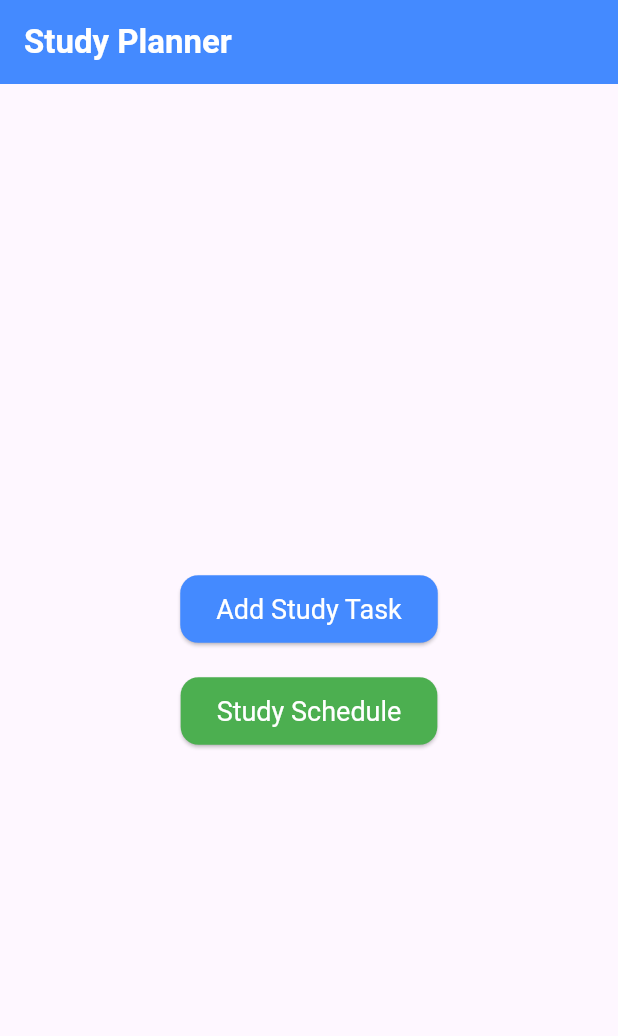
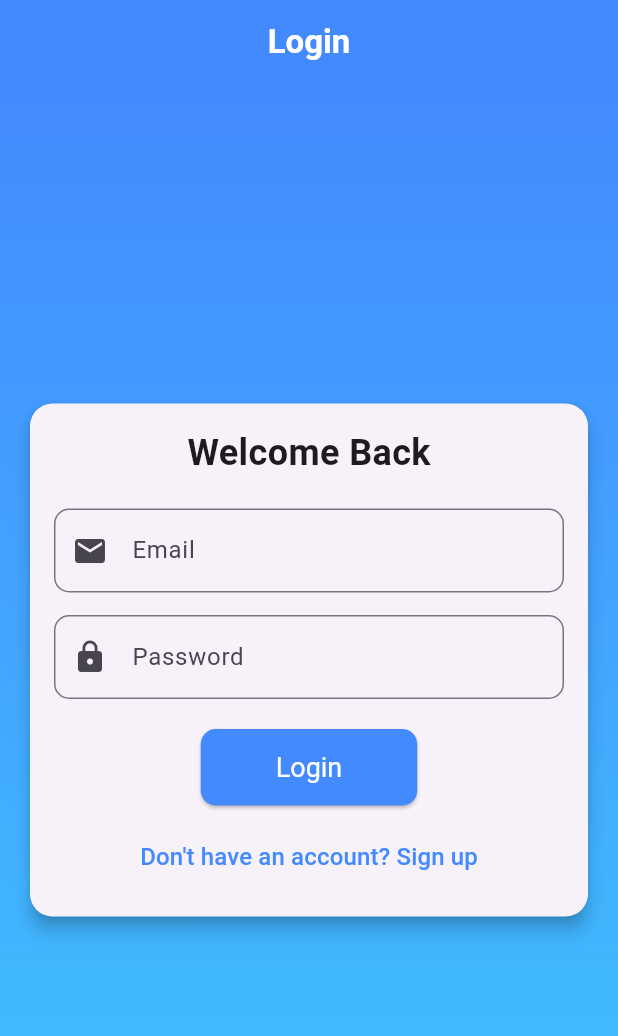
Before and after one commit to utkarsh-verma-iphtech/study_planner, a Flutter app: the screen it shows after launch, on a phone screen of 412 x 824 dp. Shown: the top 1036 px of the screen. Run offline on Flutter 3.47's test engine with Material 3 defaults, Android fonts, the phone set to English and light mode, and no system bars; our stand-ins replace firebase_auth, firebase_core, flutter_riverpod; accounts and stored records are empty.

Commit message:
Used firebase to login and signup
Used firebase to login and signup

```diff
--- a/lib/main.dart
+++ b/lib/main.dart
@@ -1,8 +1,16 @@
 import 'package:flutter/material.dart';
 import 'package:flutter_riverpod/flutter_riverpod.dart';
+import 'package:study_planner/screens/login_screen.dart';
 import 'screens/home_page.dart';
+import 'package:firebase_core/firebase_core.dart';
+import 'firebase_options.dart';
+import 'package:firebase_auth/firebase_auth.dart';
 
-void main() {
+void main() async{
+  WidgetsFlutterBinding.ensureInitialized();
+  await Firebase.initializeApp(
+    options: DefaultFirebaseOptions.currentPlatform,
+);
   runApp(ProviderScope(child: MyApp()));
 }
 
@@ -13,7 +21,7 @@ class MyApp extends StatelessWidget {
       debugShowCheckedModeBanner: false,
       title: 'Study Planner',
       theme: ThemeData(primarySwatch: Colors.blue),
-      home: HomePage(),
+      home: FirebaseAuth.instance.currentUser == null ? LoginScreen() : HomePage(),
     );
   }
 }
--- /dev/null
+++ b/lib/screens/login_screen.dart
@@ -0,0 +1,100 @@
+import 'package:flutter/material.dart';
+import 'package:firebase_auth/firebase_auth.dart';
+import '../services/auth_service.dart';
+import 'home_page.dart';
+import 'signup_screen.dart';
+
+class LoginScreen extends StatefulWidget {
+  @override
+  _LoginScreenState createState() => _LoginScreenState();
+}
+
+class _LoginScreenState extends State<LoginScreen> {
+  final TextEditingController emailController = TextEditingController();
+  final TextEditingController passwordController = TextEditingController();
+
+  @override
+  Widget build(BuildContext context) {
+    return Scaffold(
+      appBar: AppBar(
+        title: Text("Login", style: TextStyle(fontSize: 22, fontWeight: FontWeight.bold)),
+        centerTitle: true,
+        backgroundColor: Colors.blueAccent,
+        foregroundColor: Colors.white,
+      ),
+      body: Container(
+        decoration: BoxDecoration(
+          gradient: LinearGradient(
+            colors: [Colors.blueAccent, Colors.lightBlueAccent],
+            begin: Alignment.topCenter,
+            end: Alignment.bottomCenter,
+          ),
+        ),
+        child: Center(
+          child: Padding(
+            padding: EdgeInsets.all(16.0),
+            child: Card(
+              shape: RoundedRectangleBorder(borderRadius: BorderRadius.circular(15)),
+              elevation: 5,
+              child: Padding(
+                padding: EdgeInsets.all(16.0),
+                child: Column(
+                  mainAxisSize: MainAxisSize.min,
+                  children: [
+                    Text("Welcome Back", style: TextStyle(fontSize: 24, fontWeight: FontWeight.bold)),
+                    SizedBox(height: 20),
+                    TextField(
+                      controller: emailController,
+                      decoration: InputDecoration(
+                        labelText: "Email",
+                        border: OutlineInputBorder(borderRadius: BorderRadius.circular(10)),
+                        prefixIcon: Icon(Icons.email),
+                      ),
+                    ),
+                    SizedBox(height: 15),
+                    TextField(
+                      controller: passwordController,
+                      decoration: InputDecoration(
+                        labelText: "Password",
+                        border: OutlineInputBorder(borderRadius: BorderRadius.circular(10)),
+                        prefixIcon: Icon(Icons.lock),
+                      ),
+                      obscureText: true,
+                    ),
+                    SizedBox(height: 20),
+                    ElevatedButton(
+                      onPressed: () async {
+                        final user = await AuthService().signIn(
+                          emailController.text.trim(),
+                          passwordController.text.trim(),
+                        );
+                        if (user != null) {
+                          Navigator.pushReplacement(context, MaterialPageRoute(builder: (context) => HomePage()));
+                        }
+                      },
+                      style: ElevatedButton.styleFrom(
+                        padding: EdgeInsets.symmetric(horizontal: 50, vertical: 15),
+                        textStyle: TextStyle(fontSize: 18),
+                        backgroundColor: Colors.blueAccent,
+                        foregroundColor: Colors.white,
+                        shape: RoundedRectangleBorder(borderRadius: BorderRadius.circular(10)),
+                      ),
+                      child: Text("Login"),
+                    ),
+                    SizedBox(height: 10),
+                    TextButton(
+                      onPressed: () {
+                        Navigator.push(context, MaterialPageRoute(builder: (context) => SignUpScreen()));
+                      },
+                      child: Text("Don't have an account? Sign up", style: TextStyle(color: Colors.blueAccent, fontSize: 16)),
+                    ),
+                  ],
+                ),
+              ),
+            ),
+          ),
+        ),
+      ),
+    );
+  }
+}
--- /dev/null
+++ b/lib/services/auth_service.dart
@@ -0,0 +1,35 @@
+import 'package:firebase_auth/firebase_auth.dart';
+
+class AuthService {
+  final FirebaseAuth _auth = FirebaseAuth.instance;
+
+  Future<User?> signUp(String email, String password) async {
+    try {
+      UserCredential userCredential = await _auth.createUserWithEmailAndPassword(
+        email: email,
+        password: password,
+      );
+      return userCredential.user;
+    } catch (e) {
+      print(e);
+      return null;
+    }
+  }
+
+  Future<User?> signIn(String email, String password) async {
+    try {
+      UserCredential userCredential = await _auth.signInWithEmailAndPassword(
+        email: email,
+        password: password,
+      );
+      return userCredential.user;
+    } catch (e) {
+      print(e);
+      return null;
+    }
+  }
+
+  Future<void> signOut() async {
+    await _auth.signOut();
+  }
+}
--- a/pubspec.yaml
+++ b/pubspec.yaml
@@ -35,6 +35,8 @@ dependencies:
   # Use with the CupertinoIcons class for iOS style icons.
   cupertino_icons: ^1.0.8
   flutter_riverpod: ^2.0.0
+  firebase_core: ^3.12.1
+  firebase_auth: ^5.5.1
 
 dev_dependencies:
   flutter_test:
```
Also changed, not shown: lib/screens/home_page.dart (+11 -0 lines), lib/screens/signup_screen.dart (added, +94 -0 lines), firebase.json (added), lib/firebase_options.dart (added), pubspec.lock, 17 other files.
